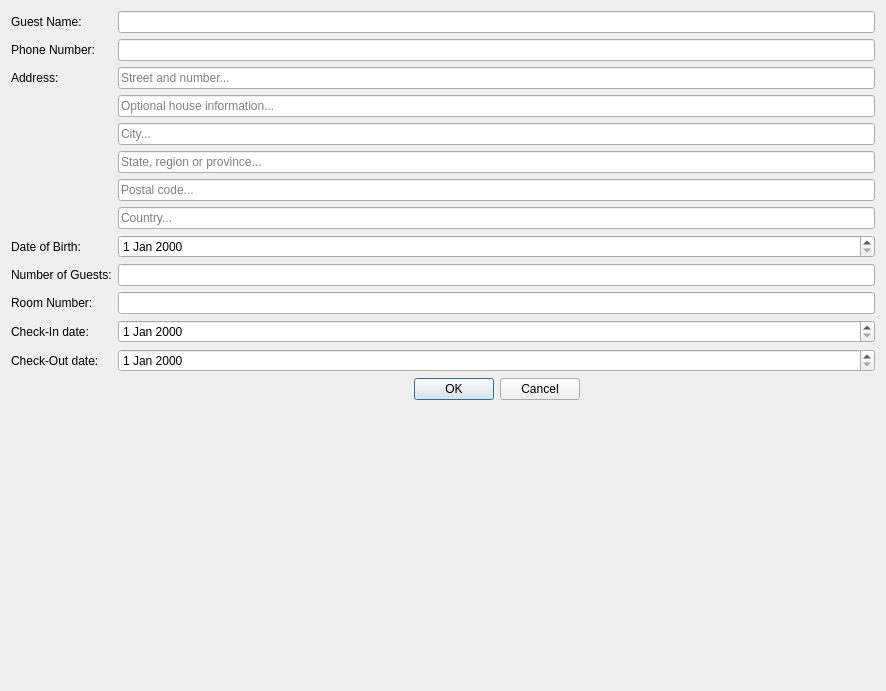
Old version of the form hotel/reservationstab/editreservationdialog.ui in the repository jgtim/itvitae-cpp-hotelrestaurantapplication.
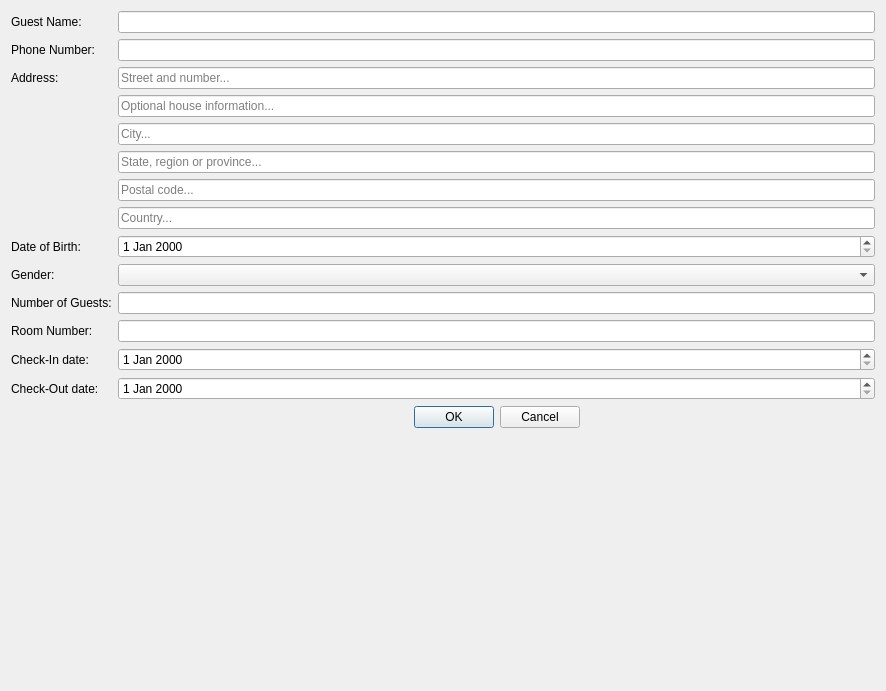
New version of the form.

Commit message: added age checking and gender dropdown

What changed in the file:
```diff
--- a/hotel/reservationstab/editreservationdialog.ui
+++ b/hotel/reservationstab/editreservationdialog.ui
@@ -24,31 +24,31 @@
    <item row="0" column="1">
     <widget class="QLineEdit" name="nameEdit"/>
    </item>
-   <item row="10" column="0">
+   <item row="11" column="0">
     <widget class="QLabel" name="roomNumberLabel">
      <property name="text">
       <string>Room Number:</string>
      </property>
     </widget>
    </item>
-   <item row="10" column="1">
+   <item row="11" column="1">
     <widget class="QLineEdit" name="roomEdit"/>
    </item>
-   <item row="11" column="0">
+   <item row="12" column="0">
     <widget class="QLabel" name="checkInDateLabel">
      <property name="text">
       <string>Check-In date:</string>
      </property>
     </widget>
    </item>
-   <item row="12" column="0">
+   <item row="13" column="0">
     <widget class="QLabel" name="checkOutDateLabel">
      <property name="text">
       <string>Check-Out date:</string>
      </property>
     </widget>
    </item>
-   <item row="13" column="1">
+   <item row="14" column="1">
     <widget class="QDialogButtonBox" name="EditReservationButtonBox">
      <property name="orientation">
       <enum>Qt::Orientation::Horizontal</enum>
@@ -61,10 +61,10 @@
      </property>
     </widget>
    </item>
-   <item row="11" column="1">
-    <widget class="QDateEdit" name="checkInEdit"/>
-   </item>
    <item row="12" column="1">
+    <widget class="QDateEdit" name="checkInEdit"/>
+   </item>
+   <item row="13" column="1">
     <widget class="QDateEdit" name="checkOutEdit"/>
    </item>
    <item row="1" column="1">
@@ -141,16 +141,13 @@
      </property>
     </widget>
    </item>
-   <item row="9" column="0">
+   <item row="10" column="0">
     <widget class="QLabel" name="guestNumLabel">
      <property name="text">
       <string>Number of Guests:</string>
      </property>
     </widget>
    </item>
-   <item row="9" column="1">
-    <widget class="QLineEdit" name="guestNumEdit"/>
-   </item>
    <item row="8" column="1">
     <widget class="QDateEdit" name="dateOfBirthEdit"/>
    </item>
@@ -164,6 +161,19 @@
      </property>
     </widget>
    </item>
+   <item row="10" column="1">
+    <widget class="QLineEdit" name="guestNumEdit"/>
+   </item>
+   <item row="9" column="0">
+    <widget class="QLabel" name="genderLabel">
+     <property name="text">
+      <string>Gender:</string>
+     </property>
+    </widget>
+   </item>
+   <item row="9" column="1">
+    <widget class="QComboBox" name="genderComboBox"/>
+   </item>
   </layout>
  </widget>
  <resources/>
```
The commit also changes 2 other files.
